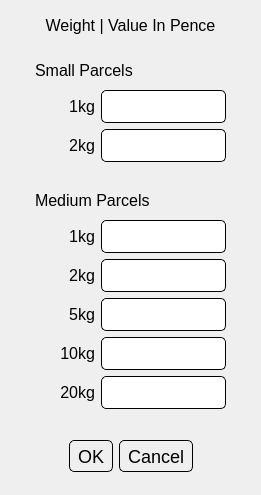
First picture: the form in src/gui/parcelPriceEditor.ui, repository psidex/StampCalculator, before the edit.
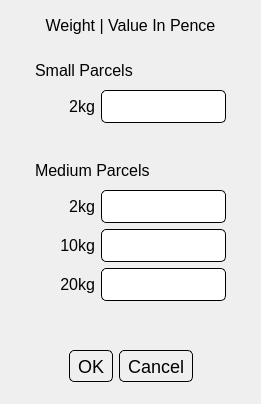
Second picture: the form after the edit. Icons and pictures are not drawn.

Commit message: Remove old from parcel price editor, update scripts and requirements-dev

What changed in the file:
```diff
--- a/src/gui/parcelPriceEditor.ui
+++ b/src/gui/parcelPriceEditor.ui
@@ -7,19 +7,19 @@
     <x>0</x>
     <y>0</y>
     <width>261</width>
-    <height>495</height>
+    <height>404</height>
    </rect>
   </property>
   <property name="minimumSize">
    <size>
     <width>261</width>
-    <height>495</height>
+    <height>404</height>
    </size>
   </property>
   <property name="maximumSize">
    <size>
     <width>261</width>
-    <height>495</height>
+    <height>404</height>
    </size>
   </property>
   <property name="contextMenuPolicy">
@@ -78,7 +78,7 @@
    <property name="geometry">
     <rect>
      <x>35</x>
-     <y>440</y>
+     <y>350</y>
      <width>191</width>
      <height>32</height>
     </rect>
@@ -99,39 +99,11 @@
      <x>55</x>
      <y>90</y>
      <width>171</width>
-     <height>80</height>
+     <height>41</height>
     </rect>
    </property>
    <layout class="QFormLayout" name="smallParcelLayout">
     <item row="0" column="0">
-     <widget class="QLabel" name="smallParcel1kgLabel">
-      <property name="minimumSize">
-       <size>
-        <width>40</width>
-        <height>0</height>
-       </size>
-      </property>
-      <property name="maximumSize">
-       <size>
-        <width>25</width>
-        <height>16777215</height>
-       </size>
-      </property>
-      <property name="text">
-       <string>1kg</string>
-      </property>
-      <property name="alignment">
-       <set>Qt::AlignRight|Qt::AlignTrailing|Qt::AlignVCenter</set>
-      </property>
-     </widget>
-    </item>
-    <item row="0" column="1">
-     <widget class="QLineEdit" name="smallParcel1kgLineEdit"/>
-    </item>
-    <item row="1" column="1">
-     <widget class="QLineEdit" name="smallParcel2kgLineEdit"/>
-    </item>
-    <item row="1" column="0">
      <widget class="QLabel" name="smallParcel2kgLabel">
       <property name="minimumSize">
        <size>
@@ -153,6 +125,9 @@
       </property>
      </widget>
     </item>
+    <item row="0" column="1">
+     <widget class="QLineEdit" name="smallParcel2kgLineEdit"/>
+    </item>
    </layout>
   </widget>
   <widget class="QLabel" name="smallParcelLabel">
@@ -172,41 +147,13 @@
    <property name="geometry">
     <rect>
      <x>55</x>
-     <y>220</y>
+     <y>190</y>
      <width>171</width>
-     <height>191</height>
+     <height>121</height>
     </rect>
    </property>
    <layout class="QFormLayout" name="mediumParcelLayout">
     <item row="0" column="0">
-     <widget class="QLabel" name="mediumParcel1kgLabel">
-      <property name="minimumSize">
-       <size>
-        <width>40</width>
-        <height>0</height>
-       </size>
-      </property>
-      <property name="maximumSize">
-       <size>
-        <width>25</width>
-        <height>16777215</height>
-       </size>
-      </property>
-      <property name="text">
-       <string>1kg</string>
-      </property>
-      <property name="alignment">
-       <set>Qt::AlignRight|Qt::AlignTrailing|Qt::AlignVCenter</set>
-      </property>
-     </widget>
-    </item>
-    <item row="0" column="1">
-     <widget class="QLineEdit" name="mediumParcel1kgLineEdit"/>
-    </item>
-    <item row="1" column="1">
-     <widget class="QLineEdit" name="mediumParcel2kgLineEdit"/>
-    </item>
-    <item row="1" column="0">
      <widget class="QLabel" name="mediumParcel2kgLabel">
       <property name="minimumSize">
        <size>
@@ -228,57 +175,10 @@
       </property>
      </widget>
     </item>
-    <item row="4" column="0">
-     <widget class="QLabel" name="mediumParcel20kgLabel">
-      <property name="minimumSize">
-       <size>
-        <width>40</width>
-        <height>0</height>
-       </size>
-      </property>
-      <property name="maximumSize">
-       <size>
-        <width>25</width>
-        <height>16777215</height>
-       </size>
-      </property>
-      <property name="text">
-       <string>20kg</string>
-      </property>
-      <property name="alignment">
-       <set>Qt::AlignRight|Qt::AlignTrailing|Qt::AlignVCenter</set>
-      </property>
-     </widget>
+    <item row="0" column="1">
+     <widget class="QLineEdit" name="mediumParcel2kgLineEdit"/>
     </item>
-    <item row="4" column="1">
-     <widget class="QLineEdit" name="mediumParcel20kgLineEdit"/>
-    </item>
-    <item row="2" column="1">
-     <widget class="QLineEdit" name="mediumParcel5kgLineEdit"/>
-    </item>
-    <item row="2" column="0">
-     <widget class="QLabel" name="mediumParcel5kgLabel">
-      <property name="minimumSize">
-       <size>
-        <width>40</width>
-        <height>0</height>
-       </size>
-      </property>
-      <property name="maximumSize">
-       <size>
-        <width>25</width>
-        <height>16777215</height>
-       </size>
-      </property>
-      <property name="text">
-       <string>5kg</string>
-      </property>
-      <property name="alignment">
-       <set>Qt::AlignRight|Qt::AlignTrailing|Qt::AlignVCenter</set>
-      </property>
-     </widget>
-    </item>
-    <item row="3" column="0">
+    <item row="1" column="0">
      <widget class="QLabel" name="mediumParcel10kgLabel">
       <property name="minimumSize">
        <size>
@@ -300,16 +200,41 @@
       </property>
      </widget>
     </item>
-    <item row="3" column="1">
+    <item row="1" column="1">
      <widget class="QLineEdit" name="mediumParcel10kgLineEdit"/>
     </item>
+    <item row="2" column="0">
+     <widget class="QLabel" name="mediumParcel20kgLabel">
+      <property name="minimumSize">
+       <size>
+        <width>40</width>
+        <height>0</height>
+       </size>
+      </property>
+      <property name="maximumSize">
+       <size>
+        <width>25</width>
+        <height>16777215</height>
+       </size>
+      </property>
+      <property name="text">
+       <string>20kg</string>
+      </property>
+      <property name="alignment">
+       <set>Qt::AlignRight|Qt::AlignTrailing|Qt::AlignVCenter</set>
+      </property>
+     </widget>
+    </item>
+    <item row="2" column="1">
+     <widget class="QLineEdit" name="mediumParcel20kgLineEdit"/>
+    </item>
    </layout>
   </widget>
   <widget class="QLabel" name="mediumParcelLabel">
    <property name="geometry">
     <rect>
      <x>35</x>
-     <y>190</y>
+     <y>160</y>
      <width>191</width>
      <height>21</height>
     </rect>
```
Left out of the diff: 3 changed lines with no effect on the pictures. The commit also changes 4 other files.
